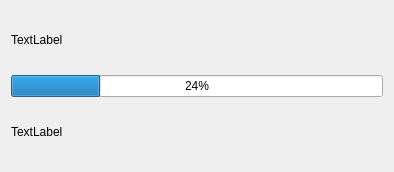
Qt form ui/ProgressDialog.ui (danielhsu021202/PythonCBAS) before a commit.
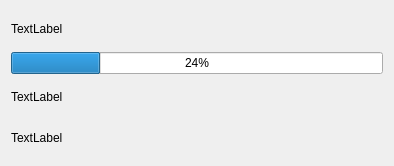
The same form after that commit.

Diff of the .ui file:
```diff
--- a/ui/ProgressDialog.ui
+++ b/ui/ProgressDialog.ui
@@ -7,7 +7,7 @@
     <x>0</x>
     <y>0</y>
     <width>394</width>
-    <height>172</height>
+    <height>166</height>
    </rect>
   </property>
   <property name="windowTitle">
@@ -35,6 +35,13 @@
      </property>
     </widget>
    </item>
+   <item>
+    <widget class="QLabel" name="estimatedTimeLabel">
+     <property name="text">
+      <string>TextLabel</string>
+     </property>
+    </widget>
+   </item>
   </layout>
  </widget>
  <resources/>
```
